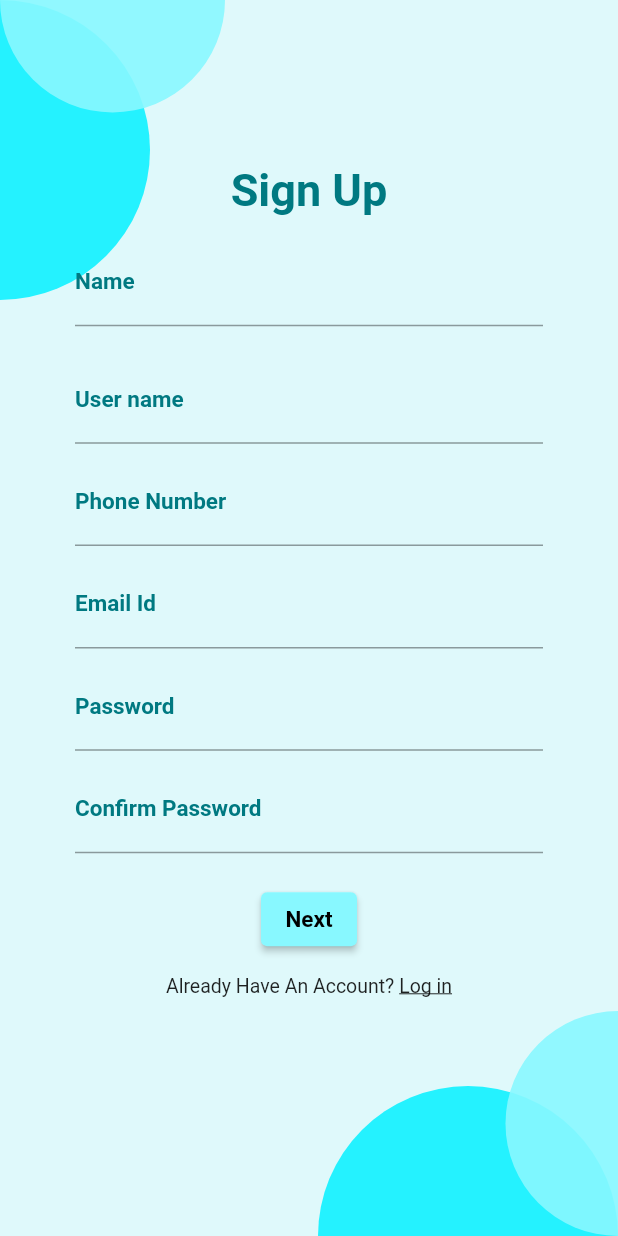
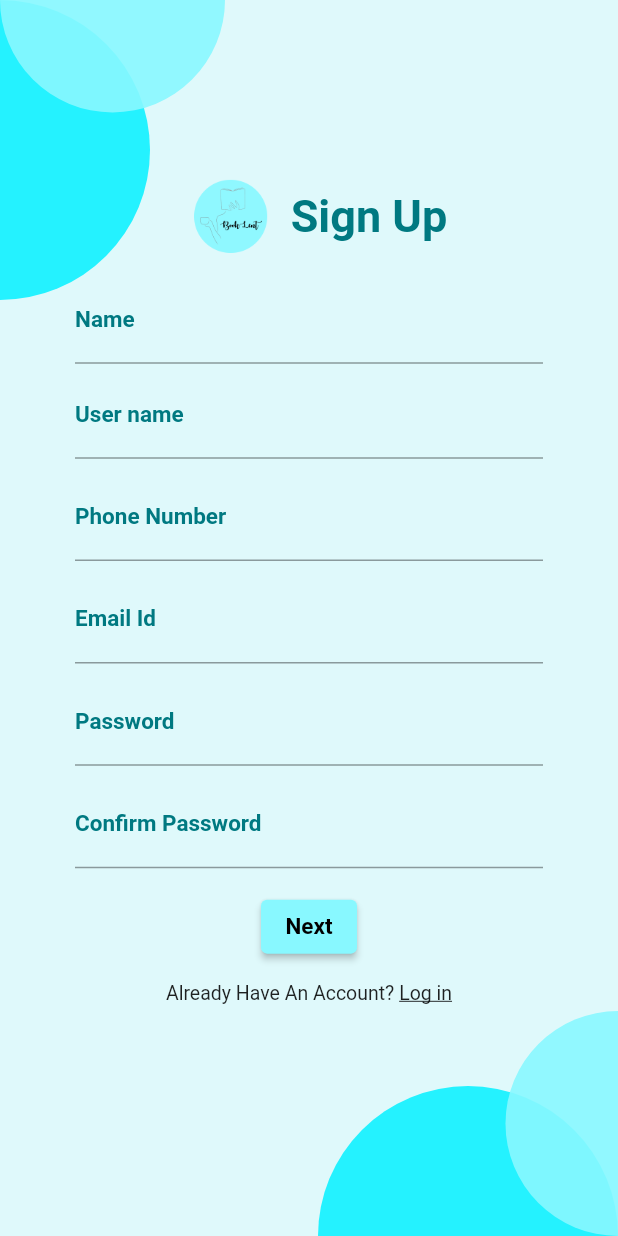
Before and after one commit to Jishna-tp/book_lent, a Flutter app: the screen it shows after launch, after a tap on "Sign up", on a phone screen of 412 x 824 dp. Run offline on Flutter 3.47's test engine with Material 2 defaults, Android fonts, the phone set to English and light mode, and no system bars.

```diff
--- a/booklent/lib/main.dart
+++ b/booklent/lib/main.dart
@@ -77,13 +77,19 @@ class _LoginState extends State<Login> {
                   ),
                 ],
               ),
-              // SizedBox(
-              //   height: 100,
-              // ),
+
               Center(
                 child: Column(
                   mainAxisAlignment: MainAxisAlignment.spaceEvenly,
                   children: [
+                    CircleAvatar(
+                      radius: 70.0,
+                      backgroundColor: Colors.transparent,
+                      backgroundImage: AssetImage(
+                        'images/logo3.png',
+                      ),
+                    ),
+
                     Text(
                       'WELCOME BACK !',
                       style: TextStyle(
--- a/booklent/lib/signup.dart
+++ b/booklent/lib/signup.dart
@@ -54,12 +54,19 @@ class signup extends StatelessWidget {
                   ),
                 ],
               ),
-              // SizedBox(
-              //   height: 10,
-              // ),
               Center(
                 child: Column(
                   children: [
+                    Row(
+                      mainAxisAlignment: MainAxisAlignment.center,
+                      children: [
+                        CircleAvatar(
+                          radius: 40,
+                          backgroundColor: Colors.transparent,
+                          backgroundImage: AssetImage(
+                            'images/logo3.png',
+                          ),
+                        ),
                         Text(
                           'Sign Up',
                           style: TextStyle(
@@ -67,9 +74,10 @@ class signup extends StatelessWidget {
                               fontSize: 30,
                               fontWeight: FontWeight.bold),
                         ),
+                      ],
+                    ),
                     Padding(
-                      padding: const EdgeInsets.symmetric(
-                          vertical: 15, horizontal: 50),
+                      padding: const EdgeInsets.symmetric(horizontal: 50),
                       child: TextField(
                         decoration: InputDecoration(
                             focusedBorder: OutlineInputBorder(
@@ -176,9 +184,6 @@ class signup extends StatelessWidget {
                       ),
                     ),
                     SizedBox(
-                      height: 5,
-                    ),
-                    SizedBox(
                       height: 10,
                     ),
                     ElevatedButton(
--- a/booklent/pubspec.yaml
+++ b/booklent/pubspec.yaml
@@ -60,8 +60,8 @@ flutter:
   uses-material-design: true
 
   # To add assets to your application, add an assets section, like this:
-  # assets:
-  #   - images/a_dot_burr.jpeg
+  assets:
+    - images/logo3.png
   #   - images/a_dot_ham.jpeg
 
   # An image asset can refer to one or more resolution-specific "variants", see
```
Also changed, not shown: booklent/images/logo3.png (added), 2 other files. Lines whose indentation alone changed are shown as unchanged.
